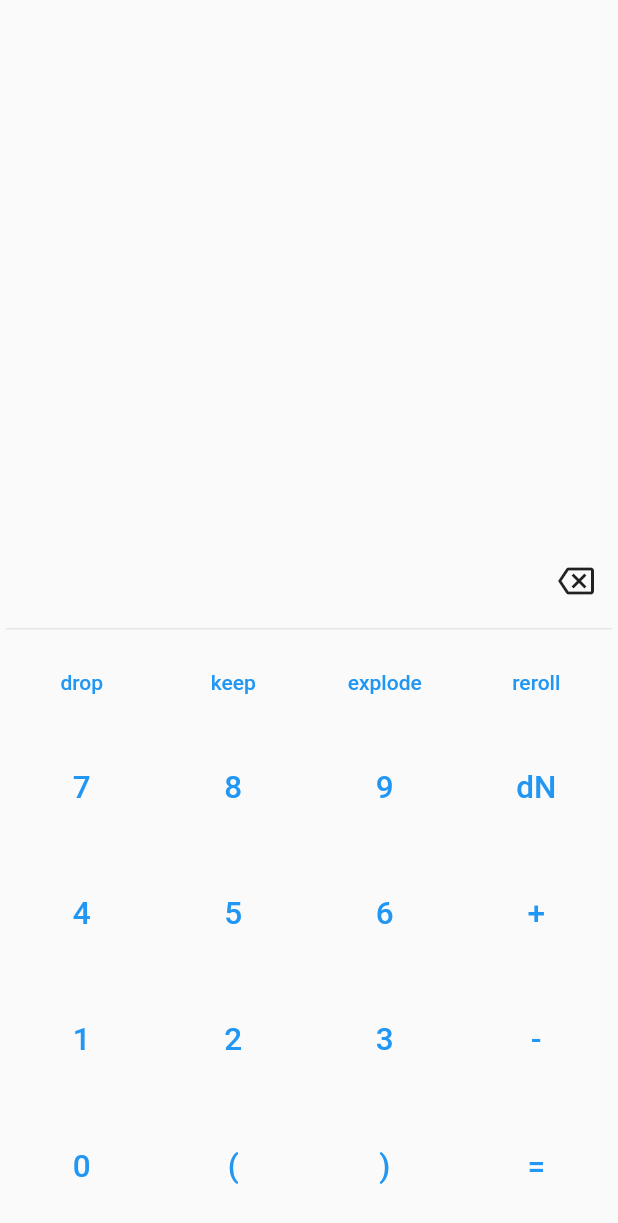
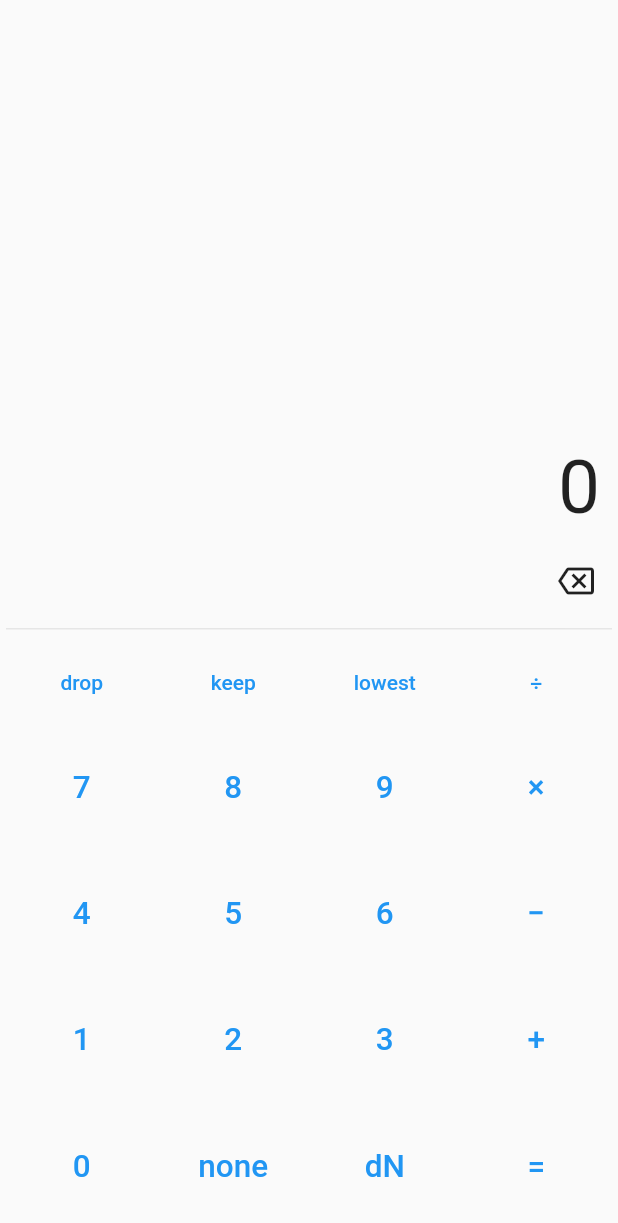
Before and after one commit to LocTr/dice-calc, a Flutter app: the screen it shows after launch, after a tap on "drop", on a phone screen of 412 x 824 dp. Shown: the top 1223 px of the screen. Run offline on Flutter 3.47's test engine with Material 2 defaults, Android fonts, the phone set to English and light mode, and no system bars; our stand-ins replace bloc, equatable, flutter_bloc.

Commit message:
add callback to view

```diff
--- a/lib/logic/calc_bloc/calc_bloc.dart
+++ b/lib/logic/calc_bloc/calc_bloc.dart
@@ -1,4 +1,5 @@
 import 'package:bloc/bloc.dart';
+import 'package:dice_calc/logic/core/calc_logic.dart';
 import 'package:dice_calc/model/element.dart';
 import 'package:dice_calc/model/enums.dart';
 import 'package:equatable/equatable.dart';
@@ -9,14 +10,16 @@ part 'calc_state.dart';
 
 class CalcBloc extends Bloc<CalcEvent, CalcState> {
   CalcBloc() : super(const CalcState()) {
-    on<NumberElementAdded>(_onNumberElementAdded);
-    on<DiceElementAdded>(_onDiceElementAdded);
+    on<NumberAdded>(_onNumberElementAdded);
+    on<DiceAdded>(_onDiceElementAdded);
     on<ElementRemoved>(_onElementRemoved);
-    on<OperatorElementAdded>(_onOperatorElementAdded);
+    on<OperatorAdded>(_onOperatorElementAdded);
+    on<FilterConditionAdded>(_onFilterConditionAdded);
+    on<FilterElementAdded>(_onFilterElementAdded);
+    on<Calculate>(_onCalculate);
   }
 
-  void _onNumberElementAdded(
-      NumberElementAdded event, Emitter<CalcState> emit) {
+  void _onNumberElementAdded(NumberAdded event, Emitter<CalcState> emit) {
     final currentList = state.elementList;
     if (currentList.isEmpty) {
       emit(CalcState(
@@ -72,7 +75,7 @@ class CalcBloc extends Bloc<CalcEvent, CalcState> {
     return;
   }
 
-  void _onDiceElementAdded(DiceElementAdded event, Emitter<CalcState> emit) {
+  void _onDiceElementAdded(DiceAdded event, Emitter<CalcState> emit) {
     final currentList = state.elementList;
     if (currentList.isEmpty) {
       emit(CalcState(
@@ -160,21 +163,21 @@ class CalcBloc extends Bloc<CalcEvent, CalcState> {
     }
   }
 
-  void _onOperatorElementAdded(
-      OperatorElementAdded event, Emitter<CalcState> emit) {
+  void _onOperatorElementAdded(OperatorAdded event, Emitter<CalcState> emit) {
     final currentList = state.elementList;
 
     if (currentList.isEmpty) return;
 
+    final opElement = OperatorElement(operator: event.operator);
     if (currentList.last is OperatorElement) {
       emit(state.copyWith(
         elementList: List.of(state.elementList)
           ..removeLast()
-          ..add(event.element),
+          ..add(opElement),
       ));
     } else {
       emit(state.copyWith(
-        elementList: List.of(state.elementList)..add(event.element),
+        elementList: List.of(state.elementList)..add(opElement),
       ));
     }
   }
@@ -201,12 +204,13 @@ class CalcBloc extends Bloc<CalcEvent, CalcState> {
     return;
   }
 
-  void _onFilterTypeAdded(FilterTypeAdded event, Emitter<CalcState> emit) {
+  void _onFilterElementAdded(
+      FilterElementAdded event, Emitter<CalcState> emit) {
     final currentList = state.elementList;
 
     if (currentList.isEmpty) return;
 
-    if (currentList.last is FilterElement) {
+    if (currentList.last is DiceElement) {
       final lastElement = currentList.last as FilterElement;
       final newElement = FilterElement(
         content: lastElement.content,
@@ -214,11 +218,15 @@ class CalcBloc extends Bloc<CalcEvent, CalcState> {
         type: event.type,
       );
       emit(state.copyWith(
-        elementList: List.of(state.elementList)
-          ..removeLast()
-          ..add(newElement),
+        elementList: List.of(state.elementList)..add(newElement),
       ));
     }
     return;
   }
+
+  void _onCalculate(Calculate event, Emitter<CalcState> emit) {
+    int result = calculate(state.elementList);
+
+    emit(state.copyWith(resultScreen: result.toString()));
+  }
 }
--- a/lib/logic/calc_bloc/calc_event.dart
+++ b/lib/logic/calc_bloc/calc_event.dart
@@ -8,19 +8,19 @@ abstract class CalcEvent extends Equatable {
   List<Object> get props => [];
 }
 
-class NumberElementAdded extends CalcEvent {
+class NumberAdded extends CalcEvent {
   final NumberElement element;
 
-  const NumberElementAdded({required this.element});
+  const NumberAdded({required this.element});
 
   @override
   List<Object> get props => [element];
 }
 
-class DiceElementAdded extends CalcEvent {
+class DiceAdded extends CalcEvent {
   final DiceElement element;
 
-  const DiceElementAdded({required this.element});
+  const DiceAdded({required this.element});
 
   @override
   List<Object> get props => [element];
@@ -30,22 +30,22 @@ class ElementRemoved extends CalcEvent {
   const ElementRemoved();
 }
 
-class OperatorElementAdded extends CalcEvent {
-  final OperatorElement element;
+class OperatorAdded extends CalcEvent {
+  final Operator operator;
 
-  const OperatorElementAdded({required this.element});
+  const OperatorAdded({required this.operator});
 
   @override
-  List<Object> get props => [element];
+  List<Object> get props => [operator];
 }
 
 class FilterElementAdded extends CalcEvent {
-  final FilterElement element;
+  final FilterType type;
 
-  const FilterElementAdded({required this.element});
+  const FilterElementAdded({required this.type});
 
   @override
-  List<Object> get props => [element];
+  List<Object> get props => [type];
 }
 
 class FilterConditionAdded extends CalcEvent {
@@ -56,10 +56,6 @@ class FilterConditionAdded extends CalcEvent {
   List<Object> get props => [condition];
 }
 
-class FilterTypeAdded extends CalcEvent {
-  final FilterType type;
-  const FilterTypeAdded({required this.type});
-
-  @override
-  List<Object> get props => [type];
+class Calculate extends CalcEvent {
+  const Calculate();
 }
--- a/lib/logic/calc_bloc/calc_state.dart
+++ b/lib/logic/calc_bloc/calc_state.dart
@@ -23,7 +23,7 @@ class CalcState extends Equatable {
   String toString() {
     if (elementList.isEmpty) return '';
 
-    String result = '';
+    String result = '0';
     for (var element in elementList) {
       result += element.toString();
     }
--- a/lib/screen/calc_screen.dart
+++ b/lib/screen/calc_screen.dart
@@ -2,6 +2,7 @@
 
 import 'package:dice_calc/logic/calc_bloc/calc_bloc.dart';
 import 'package:dice_calc/model/element.dart';
+import 'package:dice_calc/model/enums.dart';
 import 'package:dice_calc/widget/calc_button.dart';
 import 'package:flutter/material.dart';
 import 'package:flutter_bloc/flutter_bloc.dart';
@@ -39,6 +40,24 @@ class CalcScreen extends StatelessWidget {
                     ],
                   ),
                 ),
+                Container(
+                  padding: const EdgeInsets.all(8.0),
+                  width: double.infinity,
+                  child: Row(
+                    mainAxisAlignment: MainAxisAlignment.end,
+                    children: [
+                      Flexible(
+                        child: Text(
+                          context.watch<CalcBloc>().state.resultScreen,
+                          overflow: TextOverflow.ellipsis,
+                          style: TextStyle(
+                            fontSize: 50,
+                          ),
+                        ),
+                      ),
+                    ],
+                  ),
+                ),
                 Column(
                   children: [
                     // TODO: beautify this row
@@ -59,28 +78,43 @@ class CalcScreen extends StatelessWidget {
                         Expanded(
                             child: CalcButton(
                           childText: 'drop',
-                          onPressed: () {},
+                          onPressed: () {
+                            context
+                                .read<CalcBloc>()
+                                .add(FilterElementAdded(type: FilterType.drop));
+                          },
                           aspectRatio: 1.8,
                           textScaleFactor: 1,
                         )),
                         Expanded(
                             child: CalcButton(
                           childText: 'keep',
-                          onPressed: () {},
+                          onPressed: () {
+                            context
+                                .read<CalcBloc>()
+                                .add(FilterElementAdded(type: FilterType.keep));
+                          },
                           aspectRatio: 1.8,
                           textScaleFactor: 1,
                         )),
                         Expanded(
                             child: CalcButton(
-                          childText: 'explode',
-                          onPressed: () {},
+                          childText: 'lowest',
+                          onPressed: () {
+                            context.read<CalcBloc>().add(FilterConditionAdded(
+                                condition: FilterCondition.lowest));
+                          },
                           aspectRatio: 1.8,
                           textScaleFactor: 1,
                         )),
                         Expanded(
                             child: CalcButton(
-                          childText: 'reroll',
-                          onPressed: () {},
+                          childText: '÷',
+                          onPressed: () {
+                            context
+                                .read<CalcBloc>()
+                                .add(OperatorAdded(operator: Operator.divided));
+                          },
                           aspectRatio: 1.8,
                           textScaleFactor: 1,
                         )),
@@ -92,7 +126,7 @@ class CalcScreen extends StatelessWidget {
                             child: CalcButton(
                           childText: '7',
                           onPressed: () {
-                            context.read<CalcBloc>().add(NumberElementAdded(
+                            context.read<CalcBloc>().add(NumberAdded(
                                 element: NumberElement(content: '7')));
                           },
                         )),
@@ -100,7 +134,7 @@ class CalcScreen extends StatelessWidget {
                             child: CalcButton(
                           childText: '8',
                           onPressed: () {
-                            context.read<CalcBloc>().add(NumberElementAdded(
+                            context.read<CalcBloc>().add(NumberAdded(
                                 element: NumberElement(content: '8')));
                           },
                         )),
@@ -108,16 +142,16 @@ class CalcScreen extends StatelessWidget {
                             child: CalcButton(
                           childText: '9',
                           onPressed: () {
-                            context.read<CalcBloc>().add(NumberElementAdded(
+                            context.read<CalcBloc>().add(NumberAdded(
                                 element: NumberElement(content: '9')));
                           },
                         )),
                         Expanded(
                             child: CalcButton(
-                          childText: 'dN',
+                          childText: '×',
                           onPressed: () {
-                            context.read<CalcBloc>().add(DiceElementAdded(
-                                element: DiceElement(content: '')));
+                            context.read<CalcBloc>().add(
+                                OperatorAdded(operator: Operator.multiply));
                           },
                         )),
                       ],
@@ -128,7 +162,7 @@ class CalcScreen extends StatelessWidget {
                             child: CalcButton(
                           childText: '4',
                           onPressed: () {
-                            context.read<CalcBloc>().add(NumberElementAdded(
+                            context.read<CalcBloc>().add(NumberAdded(
                                 element: NumberElement(content: '4')));
                           },
                         )),
@@ -136,7 +170,7 @@ class CalcScreen extends StatelessWidget {
                             child: CalcButton(
                           childText: '5',
                           onPressed: () {
-                            context.read<CalcBloc>().add(NumberElementAdded(
+                            context.read<CalcBloc>().add(NumberAdded(
                                 element: NumberElement(content: '5')));
                           },
                         )),
@@ -144,14 +178,18 @@ class CalcScreen extends StatelessWidget {
                             child: CalcButton(
                           childText: '6',
                           onPressed: () {
-                            context.read<CalcBloc>().add(NumberElementAdded(
+                            context.read<CalcBloc>().add(NumberAdded(
                                 element: NumberElement(content: '6')));
                           },
                         )),
                         Expanded(
                             child: CalcButton(
-                          childText: '+',
-                          onPressed: () {},
+                          childText: '−',
+                          onPressed: () {
+                            context
+                                .read<CalcBloc>()
+                                .add(OperatorAdded(operator: Operator.minus));
+                          },
                         )),
                       ],
                     ),
@@ -161,7 +199,7 @@ class CalcScreen extends StatelessWidget {
                             child: CalcButton(
                           childText: '1',
                           onPressed: () {
-                            context.read<CalcBloc>().add(NumberElementAdded(
+                            context.read<CalcBloc>().add(NumberAdded(
                                 element: NumberElement(content: '1')));
                           },
                         )),
@@ -169,7 +207,7 @@ class CalcScreen extends StatelessWidget {
                             child: CalcButton(
                           childText: '2',
                           onPressed: () {
-                            context.read<CalcBloc>().add(NumberElementAdded(
+                            context.read<CalcBloc>().add(NumberAdded(
                                 element: NumberElement(content: '2')));
                           },
                         )),
@@ -177,14 +215,18 @@ class CalcScreen extends StatelessWidget {
                             child: CalcButton(
                           childText: '3',
                           onPressed: () {
-                            context.read<CalcBloc>().add(NumberElementAdded(
+                            context.read<CalcBloc>().add(NumberAdded(
                                 element: NumberElement(content: '3')));
                           },
                         )),
                         Expanded(
                             child: CalcButton(
-                          childText: '-',
-                          onPressed: () {},
+                          childText: '+',
+                          onPressed: () {
+                            context
+                                .read<CalcBloc>()
+                                .add(OperatorAdded(operator: Operator.plus));
+                          },
                         )),
                       ],
                     ),
@@ -194,24 +236,29 @@ class CalcScreen extends StatelessWidget {
                             child: CalcButton(
                           childText: '0',
                           onPressed: () {
-                            context.read<CalcBloc>().add(NumberElementAdded(
+                            context.read<CalcBloc>().add(NumberAdded(
                                 element: NumberElement(content: '0')));
                           },
                         )),
                         Expanded(
                             child: CalcButton(
-                          childText: '(',
+                          childText: 'none',
                           onPressed: () {},
                         )),
                         Expanded(
                             child: CalcButton(
-                          childText: ')',
-                          onPressed: () {},
+                          childText: 'dN',
+                          onPressed: () {
+                            context.read<CalcBloc>().add(
+                                DiceAdded(element: DiceElement(content: '')));
+                          },
                         )),
                         Expanded(
                             child: CalcButton(
                           childText: '=',
-                          onPressed: () {},
+                          onPressed: () {
+                            context.read<CalcBloc>().add(Calculate());
+                          },
                         )),
                       ],
                     ),
```
